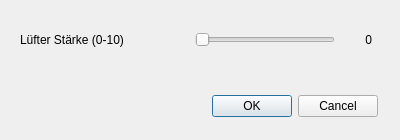
Old version of the form windfanconfiguration.ui in the repository Lumlumski/PedalVibration.
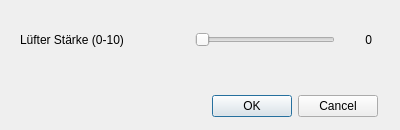
New version of the form. Icons and pictures are not drawn.

Commit message: Changed window size

Patch:
```diff
--- a/windfanconfiguration.ui
+++ b/windfanconfiguration.ui
@@ -7,7 +7,7 @@
     <x>0</x>
     <y>0</y>
     <width>400</width>
-    <height>140</height>
+    <height>130</height>
    </rect>
   </property>
   <property name="sizePolicy">
```
The commit also changes 3 other files.
